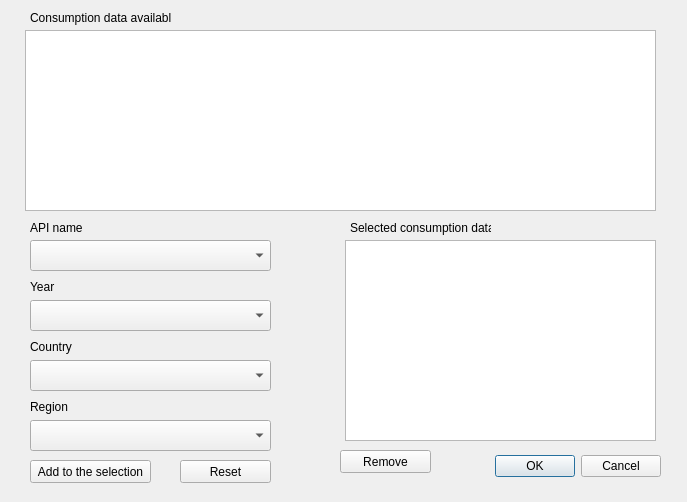
Old version of the form consumption_selection_dialog_base.ui in the repository cridrive66/APRIORA.
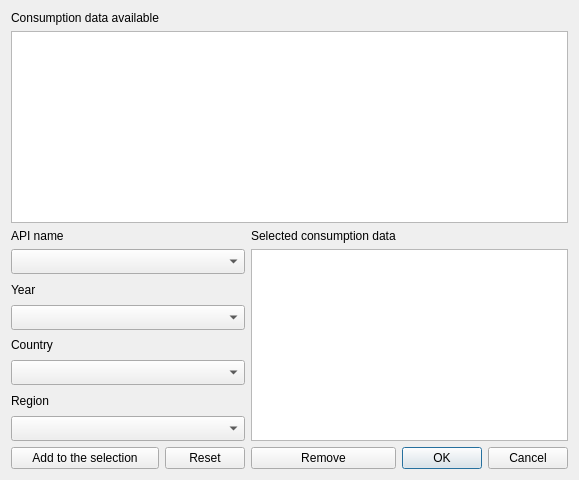
New version of the form.

Commit message: Improved consumption selection dialogue look

What changed in the file:
```diff
--- a/consumption_selection_dialog_base.ui
+++ b/consumption_selection_dialog_base.ui
@@ -2,210 +2,158 @@
 <ui version="4.0">
  <class>ConsumptionSelectionDialogBase</class>
  <widget class="QDialog" name="ConsumptionSelectionDialogBase">
-  <property name="geometry">
-   <rect>
-    <x>0</x>
-    <y>0</y>
-    <width>687</width>
-    <height>502</height>
-   </rect>
-  </property>
   <property name="windowTitle">
    <string>Consumption Selection</string>
   </property>
-  <widget class="QDialogButtonBox" name="button_box">
-   <property name="geometry">
-    <rect>
-     <x>490</x>
-     <y>450</y>
-     <width>171</width>
-     <height>32</height>
-    </rect>
-   </property>
-   <property name="orientation">
-    <enum>Qt::Horizontal</enum>
-   </property>
-   <property name="standardButtons">
-    <set>QDialogButtonBox::Cancel|QDialogButtonBox::Ok</set>
-   </property>
-  </widget>
-  <widget class="QComboBox" name="apiComboBox">
-   <property name="geometry">
-    <rect>
-     <x>30</x>
-     <y>240</y>
-     <width>241</width>
-     <height>31</height>
-    </rect>
-   </property>
-  </widget>
-  <widget class="QComboBox" name="yearComboBox">
-   <property name="geometry">
-    <rect>
-     <x>30</x>
-     <y>300</y>
-     <width>241</width>
-     <height>31</height>
-    </rect>
-   </property>
-  </widget>
-  <widget class="QComboBox" name="countryComboBox">
-   <property name="geometry">
-    <rect>
-     <x>30</x>
-     <y>360</y>
-     <width>241</width>
-     <height>31</height>
-    </rect>
-   </property>
-  </widget>
-  <widget class="QComboBox" name="regionComboBox">
-   <property name="geometry">
-    <rect>
-     <x>30</x>
-     <y>420</y>
-     <width>241</width>
-     <height>31</height>
-    </rect>
-   </property>
-  </widget>
-  <widget class="QPushButton" name="addSelectionButton">
-   <property name="geometry">
-    <rect>
-     <x>30</x>
-     <y>460</y>
-     <width>121</width>
-     <height>23</height>
-    </rect>
-   </property>
-   <property name="text">
-    <string>Add to the selection</string>
-   </property>
-  </widget>
-  <widget class="QPushButton" name="resetButton">
-   <property name="geometry">
-    <rect>
-     <x>180</x>
-     <y>460</y>
-     <width>91</width>
-     <height>23</height>
-    </rect>
-   </property>
-   <property name="text">
-    <string>Reset</string>
-   </property>
-  </widget>
-  <widget class="QLabel" name="label">
-   <property name="geometry">
-    <rect>
-     <x>30</x>
-     <y>220</y>
-     <width>61</width>
-     <height>16</height>
-    </rect>
-   </property>
-   <property name="text">
-    <string>API name</string>
-   </property>
-  </widget>
-  <widget class="QLabel" name="label_2">
-   <property name="geometry">
-    <rect>
-     <x>30</x>
-     <y>280</y>
-     <width>47</width>
-     <height>14</height>
-    </rect>
-   </property>
-   <property name="text">
-    <string>Year</string>
-   </property>
-  </widget>
-  <widget class="QLabel" name="label_3">
-   <property name="geometry">
-    <rect>
-     <x>30</x>
-     <y>340</y>
-     <width>47</width>
-     <height>14</height>
-    </rect>
-   </property>
-   <property name="text">
-    <string>Country</string>
-   </property>
-  </widget>
-  <widget class="QLabel" name="label_4">
-   <property name="geometry">
-    <rect>
-     <x>30</x>
-     <y>400</y>
-     <width>47</width>
-     <height>14</height>
-    </rect>
-   </property>
-   <property name="text">
-    <string>Region</string>
-   </property>
-  </widget>
-  <widget class="QListWidget" name="selectionListWidget">
-   <property name="geometry">
-    <rect>
-     <x>345</x>
-     <y>240</y>
-     <width>311</width>
-     <height>201</height>
-    </rect>
-   </property>
-  </widget>
-  <widget class="QPushButton" name="removeSelectionButton">
-   <property name="geometry">
-    <rect>
-     <x>340</x>
-     <y>450</y>
-     <width>91</width>
-     <height>23</height>
-    </rect>
-   </property>
-   <property name="text">
-    <string>Remove</string>
-   </property>
-  </widget>
-  <widget class="QLabel" name="label_5">
-   <property name="geometry">
-    <rect>
-     <x>350</x>
-     <y>220</y>
-     <width>141</width>
-     <height>16</height>
-    </rect>
-   </property>
-   <property name="text">
-    <string>Selected consumption data</string>
-   </property>
-  </widget>
-  <widget class="QTableView" name="excelTableView">
-   <property name="geometry">
-    <rect>
-     <x>25</x>
-     <y>30</y>
-     <width>631</width>
-     <height>181</height>
-    </rect>
-   </property>
-  </widget>
-  <widget class="QLabel" name="label_6">
-   <property name="geometry">
-    <rect>
-     <x>30</x>
-     <y>10</y>
-     <width>141</width>
-     <height>16</height>
-    </rect>
-   </property>
-   <property name="text">
-    <string>Consumption data available</string>
-   </property>
-  </widget>
+  <layout class="QGridLayout" name="gridLayout">
+   <item row="2" column="2">
+    <widget class="QLabel" name="label_5">
+     <property name="text">
+      <string>Selected consumption data</string>
+     </property>
+    </widget>
+   </item>
+   <item row="4" column="0">
+    <widget class="QLabel" name="label_2">
+     <property name="text">
+      <string>Year</string>
+     </property>
+    </widget>
+   </item>
+   <item row="8" column="0">
+    <widget class="QLabel" name="label_4">
+     <property name="text">
+      <string>Region</string>
+     </property>
+    </widget>
+   </item>
+   <item row="10" column="3">
+    <widget class="QDialogButtonBox" name="button_box">
+     <property name="orientation">
+      <enum>Qt::Horizontal</enum>
+     </property>
+     <property name="standardButtons">
+      <set>QDialogButtonBox::Cancel|QDialogButtonBox::Ok</set>
+     </property>
+    </widget>
+   </item>
+   <item row="0" column="0">
+    <widget class="QLabel" name="label_6">
+     <property name="text">
+      <string>Consumption data available</string>
+     </property>
+    </widget>
+   </item>
+   <item row="1" column="0" colspan="4">
+    <widget class="QTableView" name="excelTableView">
+     <attribute name="horizontalHeaderVisible">
+      <bool>true</bool>
+     </attribute>
+    </widget>
+   </item>
+   <item row="7" column="0" colspan="2">
+    <widget class="QComboBox" name="countryComboBox">
+     <property name="minimumSize">
+      <size>
+       <width>225</width>
+       <height>25</height>
+      </size>
+     </property>
+    </widget>
+   </item>
+   <item row="9" column="0" colspan="2">
+    <widget class="QComboBox" name="regionComboBox">
+     <property name="minimumSize">
+      <size>
+       <width>225</width>
+       <height>25</height>
+      </size>
+     </property>
+    </widget>
+   </item>
+   <item row="3" column="0" colspan="2">
+    <widget class="QComboBox" name="apiComboBox">
+     <property name="sizePolicy">
+      <sizepolicy hsizetype="Preferred" vsizetype="Fixed">
+       <horstretch>0</horstretch>
+       <verstretch>0</verstretch>
+      </sizepolicy>
+     </property>
+     <property name="minimumSize">
+      <size>
+       <width>225</width>
+       <height>25</height>
+      </size>
+     </property>
+    </widget>
+   </item>
+   <item row="5" column="0" colspan="2">
+    <widget class="QComboBox" name="yearComboBox">
+     <property name="minimumSize">
+      <size>
+       <width>225</width>
+       <height>25</height>
+      </size>
+     </property>
+    </widget>
+   </item>
+   <item row="10" column="2">
+    <widget class="QPushButton" name="removeSelectionButton">
+     <property name="text">
+      <string>Remove</string>
+     </property>
+    </widget>
+   </item>
+   <item row="10" column="0">
+    <widget class="QPushButton" name="addSelectionButton">
+     <property name="sizePolicy">
+      <sizepolicy hsizetype="Minimum" vsizetype="Fixed">
+       <horstretch>0</horstretch>
+       <verstretch>0</verstretch>
+      </sizepolicy>
+     </property>
+     <property name="minimumSize">
+      <size>
+       <width>75</width>
+       <height>0</height>
+      </size>
+     </property>
+     <property name="text">
+      <string>Add to the selection</string>
+     </property>
+    </widget>
+   </item>
+   <item row="6" column="0">
+    <widget class="QLabel" name="label_3">
+     <property name="text">
+      <string>Country</string>
+     </property>
+    </widget>
+   </item>
+   <item row="2" column="0">
+    <widget class="QLabel" name="label">
+     <property name="minimumSize">
+      <size>
+       <width>0</width>
+       <height>0</height>
+      </size>
+     </property>
+     <property name="text">
+      <string>API name</string>
+     </property>
+    </widget>
+   </item>
+   <item row="3" column="2" rowspan="7" colspan="2">
+    <widget class="QListWidget" name="selectionListWidget"/>
+   </item>
+   <item row="10" column="1">
+    <widget class="QPushButton" name="resetButton">
+     <property name="text">
+      <string>Reset</string>
+     </property>
+    </widget>
+   </item>
+  </layout>
  </widget>
  <resources/>
  <connections>
```
The commit also changes 1 other file.
